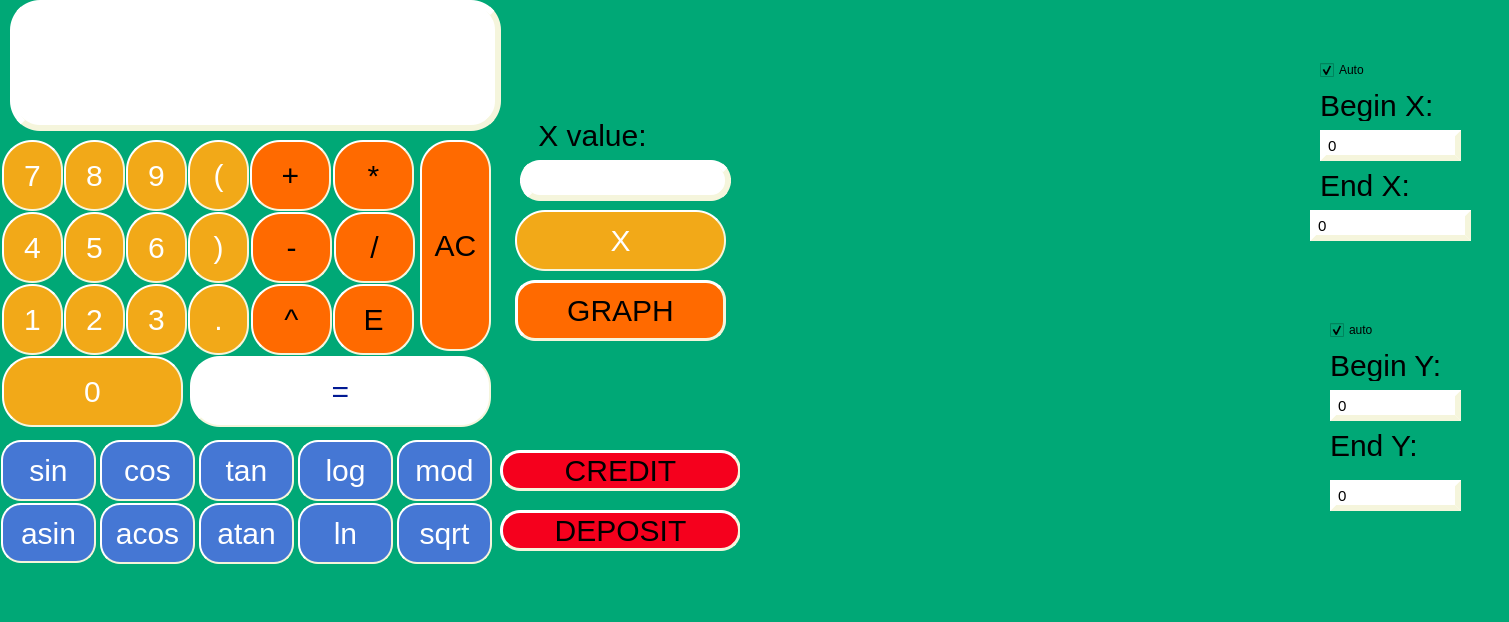
First picture: the form in src/view/s21_view.ui, repository DonOutcast/s21_SmartCalc-v2.0, before the edit.
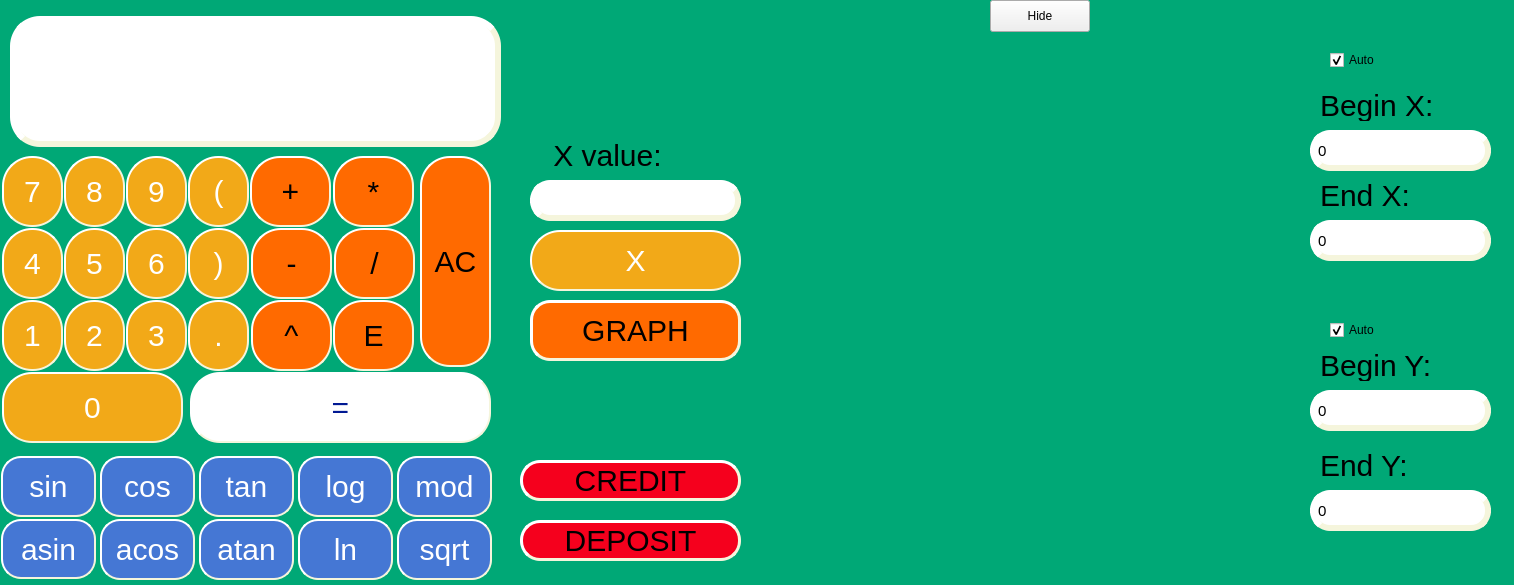
Second picture: the form after the edit. Custom widgets are drawn as their Qt base class.

Patch:
```diff
--- a/src/view/s21_view.ui
+++ b/src/view/s21_view.ui
@@ -6,8 +6,8 @@
    <rect>
     <x>0</x>
     <y>0</y>
-    <width>1509</width>
-    <height>622</height>
+    <width>1514</width>
+    <height>585</height>
    </rect>
   </property>
   <property name="minimumSize">
@@ -26,14 +26,16 @@
    <string>s21_view</string>
   </property>
   <property name="styleSheet">
-   <string notr="true">background-color: #00A876;</string>
+   <string notr="true">QMainWindow {
+background-color: #00A876;
+}</string>
   </property>
   <widget class="QWidget" name="centralwidget">
    <widget class="QPushButton" name="button_0">
     <property name="geometry">
      <rect>
       <x>2</x>
-      <y>356</y>
+      <y>372</y>
       <width>181</width>
       <height>71</height>
      </rect>
@@ -61,7 +63,7 @@
     <property name="geometry">
      <rect>
       <x>2</x>
-      <y>284</y>
+      <y>300</y>
       <width>61</width>
       <height>71</height>
      </rect>
@@ -89,7 +91,7 @@
     <property name="geometry">
      <rect>
       <x>64</x>
-      <y>284</y>
+      <y>300</y>
       <width>61</width>
       <height>71</height>
      </rect>
@@ -117,7 +119,7 @@
     <property name="geometry">
      <rect>
       <x>126</x>
-      <y>284</y>
+      <y>300</y>
       <width>61</width>
       <height>71</height>
      </rect>
@@ -145,7 +147,7 @@
     <property name="geometry">
      <rect>
       <x>2</x>
-      <y>212</y>
+      <y>228</y>
       <width>61</width>
       <height>71</height>
      </rect>
@@ -173,7 +175,7 @@
     <property name="geometry">
      <rect>
       <x>64</x>
-      <y>212</y>
+      <y>228</y>
       <width>61</width>
       <height>71</height>
      </rect>
@@ -201,7 +203,7 @@
     <property name="geometry">
      <rect>
       <x>126</x>
-      <y>212</y>
+      <y>228</y>
       <width>61</width>
       <height>71</height>
      </rect>
@@ -229,7 +231,7 @@
     <property name="geometry">
      <rect>
       <x>2</x>
-      <y>140</y>
+      <y>156</y>
       <width>61</width>
       <height>71</height>
      </rect>
@@ -257,7 +259,7 @@
     <property name="geometry">
      <rect>
       <x>64</x>
-      <y>140</y>
+      <y>156</y>
       <width>61</width>
       <height>71</height>
      </rect>
@@ -285,7 +287,7 @@
     <property name="geometry">
      <rect>
       <x>126</x>
-      <y>140</y>
+      <y>156</y>
       <width>61</width>
       <height>71</height>
      </rect>
@@ -313,7 +315,7 @@
     <property name="geometry">
      <rect>
       <x>1</x>
-      <y>440</y>
+      <y>456</y>
       <width>95</width>
       <height>61</height>
      </rect>
@@ -341,7 +343,7 @@
     <property name="geometry">
      <rect>
       <x>100</x>
-      <y>440</y>
+      <y>456</y>
       <width>95</width>
       <height>61</height>
      </rect>
@@ -369,7 +371,7 @@
     <property name="geometry">
      <rect>
       <x>199</x>
-      <y>440</y>
+      <y>456</y>
       <width>95</width>
       <height>61</height>
      </rect>
@@ -397,7 +399,7 @@
     <property name="geometry">
      <rect>
       <x>1</x>
-      <y>503</y>
+      <y>519</y>
       <width>95</width>
       <height>60</height>
      </rect>
@@ -425,7 +427,7 @@
     <property name="geometry">
      <rect>
       <x>100</x>
-      <y>503</y>
+      <y>519</y>
       <width>95</width>
       <height>61</height>
      </rect>
@@ -453,7 +455,7 @@
     <property name="geometry">
      <rect>
       <x>199</x>
-      <y>503</y>
+      <y>519</y>
       <width>95</width>
       <height>61</height>
      </rect>
@@ -481,7 +483,7 @@
     <property name="geometry">
      <rect>
       <x>298</x>
-      <y>503</y>
+      <y>519</y>
       <width>95</width>
       <height>61</height>
      </rect>
@@ -509,7 +511,7 @@
     <property name="geometry">
      <rect>
       <x>298</x>
-      <y>440</y>
+      <y>456</y>
       <width>95</width>
       <height>61</height>
      </rect>
@@ -537,7 +539,7 @@
     <property name="geometry">
      <rect>
       <x>397</x>
-      <y>440</y>
+      <y>456</y>
       <width>95</width>
       <height>61</height>
      </rect>
@@ -565,7 +567,7 @@
     <property name="geometry">
      <rect>
       <x>397</x>
-      <y>503</y>
+      <y>519</y>
       <width>95</width>
       <height>61</height>
      </rect>
@@ -593,7 +595,7 @@
     <property name="geometry">
      <rect>
       <x>188</x>
-      <y>140</y>
+      <y>156</y>
       <width>61</width>
       <height>71</height>
      </rect>
@@ -621,7 +623,7 @@
     <property name="geometry">
      <rect>
       <x>188</x>
-      <y>212</y>
+      <y>228</y>
       <width>61</width>
       <height>71</height>
      </rect>
@@ -649,7 +651,7 @@
     <property name="geometry">
      <rect>
       <x>188</x>
-      <y>284</y>
+      <y>300</y>
       <width>61</width>
       <height>71</height>
      </rect>
@@ -677,7 +679,7 @@
     <property name="geometry">
      <rect>
       <x>250</x>
-      <y>140</y>
+      <y>156</y>
       <width>81</width>
       <height>71</height>
      </rect>
@@ -705,7 +707,7 @@
     <property name="geometry">
      <rect>
       <x>251</x>
-      <y>212</y>
+      <y>228</y>
       <width>81</width>
       <height>71</height>
      </rect>
@@ -733,7 +735,7 @@
     <property name="geometry">
      <rect>
       <x>333</x>
-      <y>140</y>
+      <y>156</y>
       <width>81</width>
       <height>71</height>
      </rect>
@@ -761,7 +763,7 @@
     <property name="geometry">
      <rect>
       <x>334</x>
-      <y>212</y>
+      <y>228</y>
       <width>81</width>
       <height>71</height>
      </rect>
@@ -789,7 +791,7 @@
     <property name="geometry">
      <rect>
       <x>251</x>
-      <y>284</y>
+      <y>300</y>
       <width>81</width>
       <height>71</height>
      </rect>
@@ -817,7 +819,7 @@
     <property name="geometry">
      <rect>
       <x>190</x>
-      <y>356</y>
+      <y>372</y>
       <width>301</width>
       <height>71</height>
      </rect>
@@ -845,7 +847,7 @@
     <property name="geometry">
      <rect>
       <x>420</x>
-      <y>140</y>
+      <y>156</y>
       <width>71</width>
       <height>211</height>
      </rect>
@@ -872,9 +874,9 @@
    <widget class="QPushButton" name="button_credit">
     <property name="geometry">
      <rect>
-      <x>500</x>
-      <y>450</y>
-      <width>241</width>
+      <x>520</x>
+      <y>460</y>
+      <width>221</width>
       <height>41</height>
      </rect>
     </property>
@@ -900,8 +902,8 @@
    <widget class="QLabel" name="label_2">
     <property name="geometry">
      <rect>
-      <x>530</x>
-      <y>120</y>
+      <x>545</x>
+      <y>140</y>
       <width>121</width>
       <height>31</height>
      </rect>
@@ -917,9 +919,9 @@
    <widget class="QPushButton" name="button_deposit">
     <property name="geometry">
      <rect>
-      <x>500</x>
-      <y>510</y>
-      <width>241</width>
+      <x>520</x>
+      <y>520</y>
+      <width>221</width>
       <height>41</height>
      </rect>
     </property>
@@ -946,7 +948,7 @@
     <property name="geometry">
      <rect>
       <x>10</x>
-      <y>0</y>
+      <y>16</y>
       <width>491</width>
       <height>131</height>
      </rect>
@@ -968,8 +970,8 @@
    <widget class="QLineEdit" name="console_x">
     <property name="geometry">
      <rect>
-      <x>520</x>
-      <y>160</y>
+      <x>530</x>
+      <y>180</y>
       <width>211</width>
       <height>41</height>
      </rect>
@@ -992,7 +994,7 @@
    <widget class="QCustomPlot" name="widget" native="true">
     <property name="geometry">
      <rect>
-      <x>740</x>
+      <x>760</x>
       <y>40</y>
       <width>541</width>
       <height>511</height>
@@ -1002,8 +1004,8 @@
    <widget class="QPushButton" name="button_10">
     <property name="geometry">
      <rect>
-      <x>515</x>
-      <y>210</y>
+      <x>530</x>
+      <y>230</y>
       <width>211</width>
       <height>61</height>
      </rect>
@@ -1031,7 +1033,7 @@
     <property name="geometry">
      <rect>
       <x>333</x>
-      <y>284</y>
+      <y>300</y>
       <width>81</width>
       <height>71</height>
      </rect>
@@ -1058,8 +1060,8 @@
    <widget class="QPushButton" name="button_graph">
     <property name="geometry">
      <rect>
-      <x>515</x>
-      <y>280</y>
+      <x>530</x>
+      <y>300</y>
       <width>211</width>
       <height>61</height>
      </rect>
@@ -1104,7 +1106,7 @@
     <property name="geometry">
      <rect>
       <x>1320</x>
-      <y>170</y>
+      <y>180</y>
       <width>111</width>
       <height>31</height>
      </rect>
@@ -1120,7 +1122,7 @@
    <widget class="QLabel" name="label_4">
     <property name="geometry">
      <rect>
-      <x>1330</x>
+      <x>1320</x>
       <y>350</y>
       <width>121</width>
       <height>31</height>
@@ -1137,8 +1139,8 @@
    <widget class="QLabel" name="label_5">
     <property name="geometry">
      <rect>
-      <x>1330</x>
-      <y>430</y>
+      <x>1320</x>
+      <y>450</y>
       <width>111</width>
       <height>31</height>
      </rect>
@@ -1154,8 +1156,8 @@
    <widget class="QCheckBox" name="check_x">
     <property name="geometry">
      <rect>
-      <x>1320</x>
-      <y>60</y>
+      <x>1330</x>
+      <y>50</y>
       <width>85</width>
       <height>20</height>
      </rect>
@@ -1177,7 +1179,7 @@
      </rect>
     </property>
     <property name="text">
-     <string>auto</string>
+     <string>Auto</string>
     </property>
     <property name="checked">
      <bool>true</bool>
@@ -1186,10 +1188,10 @@
    <widget class="QSpinBox" name="spin_y_end">
     <property name="geometry">
      <rect>
-      <x>1330</x>
-      <y>480</y>
-      <width>131</width>
-      <height>31</height>
+      <x>1310</x>
+      <y>490</y>
+      <width>181</width>
+      <height>41</height>
      </rect>
     </property>
     <property name="styleSheet">
@@ -1202,7 +1204,7 @@
 	border-style: outset;
 	border-width: 6px;
 	border-color: beige;
-	border-radius: 30px;
+	border-radius: 20px;
 }</string>
     </property>
     <property name="buttonSymbols">
@@ -1216,9 +1218,9 @@
     <property name="geometry">
      <rect>
       <x>1310</x>
-      <y>210</y>
-      <width>161</width>
-      <height>31</height>
+      <y>220</y>
+      <width>181</width>
+      <height>41</height>
      </rect>
     </property>
     <property name="styleSheet">
@@ -1231,7 +1233,7 @@
 	border-style: outset;
 	border-width: 6px;
 	border-color: beige;
-	border-radius: 30px;
+	border-radius: 20px;
 }</string>
     </property>
     <property name="buttonSymbols">
@@ -1241,10 +1243,10 @@
    <widget class="QSpinBox" name="spin_y_begin">
     <property name="geometry">
      <rect>
-      <x>1330</x>
+      <x>1310</x>
       <y>390</y>
-      <width>131</width>
-      <height>31</height>
+      <width>181</width>
+      <height>41</height>
      </rect>
     </property>
     <property name="styleSheet">
@@ -1257,7 +1259,7 @@
 	border-style: outset;
 	border-width: 6px;
 	border-color: beige;
-	border-radius: 30px;
+	border-radius: 20px;
 }</string>
     </property>
     <property name="buttonSymbols">
@@ -1270,10 +1272,10 @@
    <widget class="QSpinBox" name="spin_x_begin">
     <property name="geometry">
      <rect>
-      <x>1320</x>
+      <x>1310</x>
       <y>130</y>
-      <width>141</width>
-      <height>31</height>
+      <width>181</width>
+      <height>41</height>
      </rect>
     </property>
     <property name="styleSheet">
@@ -1286,7 +1288,7 @@
 	border-style: outset;
 	border-width: 6px;
 	border-color: beige;
-	border-radius: 30px;
+	border-radius: 20px;
 }</string>
     </property>
     <property name="buttonSymbols">
@@ -1302,18 +1304,20 @@
      <number>10</number>
     </property>
    </widget>
+   <widget class="QPushButton" name="pushButton">
+    <property name="geometry">
+     <rect>
+      <x>990</x>
+      <y>0</y>
+      <width>100</width>
+      <height>32</height>
+     </rect>
+    </property>
+    <property name="text">
+     <string>Hide</string>
+    </property>
+   </widget>
   </widget>
-  <widget class="QMenuBar" name="menubar">
-   <property name="geometry">
-    <rect>
-     <x>0</x>
-     <y>0</y>
-     <width>1509</width>
-     <height>24</height>
-    </rect>
-   </property>
-  </widget>
-  <widget class="QStatusBar" name="statusbar"/>
  </widget>
  <customwidgets>
   <customwidget>
```
Left out of the diff: 4 changed lines with no effect on the pictures.
